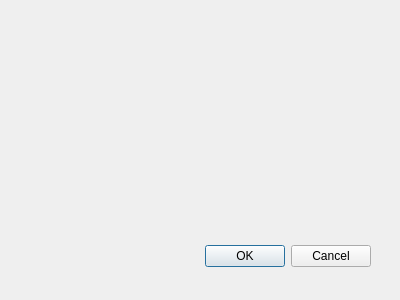
Who-are-me/term_paper_2022, file source/windows/model/vacancy/vacancyupdatewindow.ui: the form before one commit.
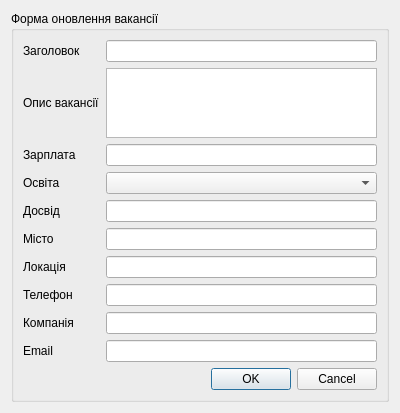
The form after the commit.

The edit to the form file:
```diff
--- a/source/windows/model/vacancy/vacancyupdatewindow.ui
+++ b/source/windows/model/vacancy/vacancyupdatewindow.ui
@@ -9,28 +9,140 @@
     <x>0</x>
     <y>0</y>
     <width>400</width>
-    <height>300</height>
+    <height>391</height>
    </rect>
   </property>
   <property name="windowTitle">
    <string>Dialog</string>
   </property>
-  <widget name="buttonBox" class="QDialogButtonBox">
-   <property name="geometry">
-    <rect>
-     <x>30</x>
-     <y>240</y>
-     <width>341</width>
-     <height>32</height>
-    </rect>
-   </property>
-   <property name="orientation">
-    <enum>Qt::Horizontal</enum>
-   </property>
-   <property name="standardButtons">
-    <set>QDialogButtonBox::Cancel|QDialogButtonBox::Ok</set>
-   </property>
-  </widget>
+  <layout class="QGridLayout" name="gridLayout_2">
+   <item row="0" column="0">
+    <widget class="QGroupBox" name="groupBox">
+     <property name="title">
+      <string>Форма оновлення вакансії</string>
+     </property>
+     <layout class="QGridLayout" name="gridLayout">
+      <item row="1" column="1">
+       <widget class="QTextEdit" name="te_description">
+        <property name="minimumSize">
+         <size>
+          <width>48</width>
+          <height>0</height>
+         </size>
+        </property>
+       </widget>
+      </item>
+      <item row="4" column="0">
+       <widget class="QLabel" name="l_experience">
+        <property name="text">
+         <string>Досвід</string>
+        </property>
+       </widget>
+      </item>
+      <item row="2" column="0">
+       <widget class="QLabel" name="l_salary">
+        <property name="text">
+         <string>Зарплата</string>
+        </property>
+       </widget>
+      </item>
+      <item row="9" column="0">
+       <widget class="QLabel" name="l_company">
+        <property name="text">
+         <string>Компанія</string>
+        </property>
+       </widget>
+      </item>
+      <item row="2" column="1">
+       <widget class="QLineEdit" name="le_salary"/>
+      </item>
+      <item row="3" column="0">
+       <widget class="QLabel" name="l_education">
+        <property name="text">
+         <string>Освіта</string>
+        </property>
+       </widget>
+      </item>
+      <item row="6" column="0">
+       <widget class="QLabel" name="l_location">
+        <property name="text">
+         <string>Локація</string>
+        </property>
+       </widget>
+      </item>
+      <item row="10" column="0">
+       <widget class="QLabel" name="l_email">
+        <property name="text">
+         <string>Email</string>
+        </property>
+       </widget>
+      </item>
+      <item row="7" column="0">
+       <widget class="QLabel" name="l_phone">
+        <property name="text">
+         <string>Телефон</string>
+        </property>
+       </widget>
+      </item>
+      <item row="5" column="1">
+       <widget class="QLineEdit" name="le_city"/>
+      </item>
+      <item row="6" column="1">
+       <widget class="QLineEdit" name="le_location"/>
+      </item>
+      <item row="9" column="1">
+       <widget class="QLineEdit" name="le_company"/>
+      </item>
+      <item row="5" column="0">
+       <widget class="QLabel" name="l_city">
+        <property name="text">
+         <string>Місто</string>
+        </property>
+       </widget>
+      </item>
+      <item row="0" column="0">
+       <widget class="QLabel" name="l_title">
+        <property name="text">
+         <string>Заголовок</string>
+        </property>
+       </widget>
+      </item>
+      <item row="7" column="1">
+       <widget class="QLineEdit" name="le_phone"/>
+      </item>
+      <item row="10" column="1">
+       <widget class="QLineEdit" name="le_email"/>
+      </item>
+      <item row="13" column="0" colspan="2">
+       <widget class="QDialogButtonBox" name="bb">
+        <property name="orientation">
+         <enum>Qt::Horizontal</enum>
+        </property>
+        <property name="standardButtons">
+         <set>QDialogButtonBox::Cancel|QDialogButtonBox::Ok</set>
+        </property>
+       </widget>
+      </item>
+      <item row="1" column="0">
+       <widget class="QLabel" name="l_description">
+        <property name="text">
+         <string>Опис вакансії</string>
+        </property>
+       </widget>
+      </item>
+      <item row="0" column="1">
+       <widget class="QLineEdit" name="le_title"/>
+      </item>
+      <item row="4" column="1">
+       <widget class="QLineEdit" name="le_experience"/>
+      </item>
+      <item row="3" column="1">
+       <widget class="QComboBox" name="cb_education"/>
+      </item>
+     </layout>
+    </widget>
+   </item>
+  </layout>
  </widget>
  <pixmapfunction/>
  <resources/>
```
Left out of the diff: 42 changed lines with no effect on the pictures.
